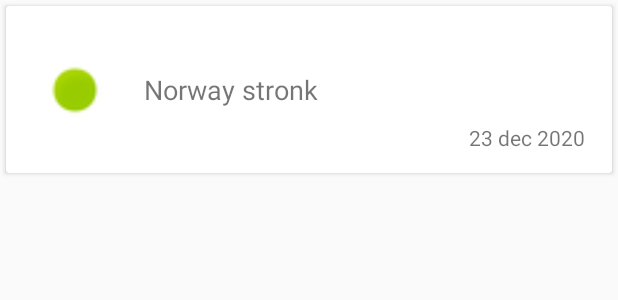
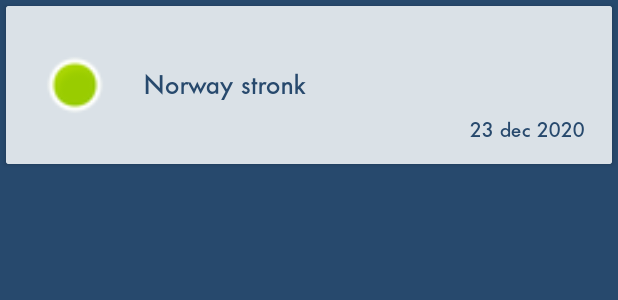
Before and after one commit to e-teplyako/Feed-Mfa, an Android app: the layout list_item.xml on its own in the app's theme, with its tools: preview values and no code run, on a phone screen of 412 x 824 dp. Shown: the top 300 px of the screen. Run offline under Robolectric (Android 15) with nearby library versions, the phone set to English and light mode, and no system bars.

Commit message:
started fixing styles

```diff
--- /dev/null
+++ b/app/src/main/res/font/futura.xml
@@ -0,0 +1,8 @@
+<?xml version="1.0" encoding="utf-8"?>
+<font-family xmlns:android="http://schemas.android.com/apk/res/android">
+
+    <font
+        android:fontStyle="normal"
+        android:font="@font/futura_medium"/>
+
+</font-family>
--- a/app/src/main/res/layout/list_item.xml
+++ b/app/src/main/res/layout/list_item.xml
@@ -21,6 +21,7 @@
         android:autoLink="all"
         android:padding="10dp"
         android:textSize="18sp"
+        style="@style/ListItem"
         app:layout_constraintBottom_toBottomOf="parent"
         app:layout_constraintEnd_toEndOf="parent"
         app:layout_constraintStart_toEndOf="@+id/flag"
@@ -33,6 +34,7 @@
         android:layout_height="wrap_content"
         android:layout_marginEnd="8dp"
         android:layout_marginBottom="4dp"
+        style="@style/ListItem"
         app:layout_constraintBottom_toBottomOf="parent"
         app:layout_constraintEnd_toEndOf="parent"
         app:layout_constraintTop_toBottomOf="@+id/headline"
--- a/app/src/main/res/values/colors.xml
+++ b/app/src/main/res/values/colors.xml
@@ -1,6 +1,7 @@
 <?xml version="1.0" encoding="utf-8"?>
 <resources>
-    <color name="colorPrimary">#008577</color>
-    <color name="colorPrimaryDark">#00574B</color>
-    <color name="colorAccent">#D81B60</color>
+    <color name="colorPrimary">#27496d</color>
+    <color name="colorPrimaryDark">#142850</color>
+    <color name="colorAccent">#00909e</color>
+    <color name="colorBackground">#dae1e7</color>
 </resources>
--- a/app/src/main/res/values/styles.xml
+++ b/app/src/main/res/values/styles.xml
@@ -6,6 +6,17 @@
         <item name="colorPrimary">@color/colorPrimary</item>
         <item name="colorPrimaryDark">@color/colorPrimaryDark</item>
         <item name="colorAccent">@color/colorAccent</item>
+        <item name="android:background">@color/colorBackground</item>
+        <item name="actionBarTheme">@style/MyActionBar</item>
+        <item name="titleTextColor">@android:color/white</item>
     </style>
 
+    <style name="MyActionBar" parent="@style/Theme.AppCompat.Light.DarkActionBar">
+        <item name="android:background">@color/colorPrimary</item>
+    </style>
+
+    <style name="ListItem">
+        <item name="android:textColor">@color/colorPrimary</item>
+        <item name="android:fontFamily">@font/futura</item>
+    </style>
 </resources>
```
Also changed, not shown: app/src/main/res/font/futura_medium.otf (added).
